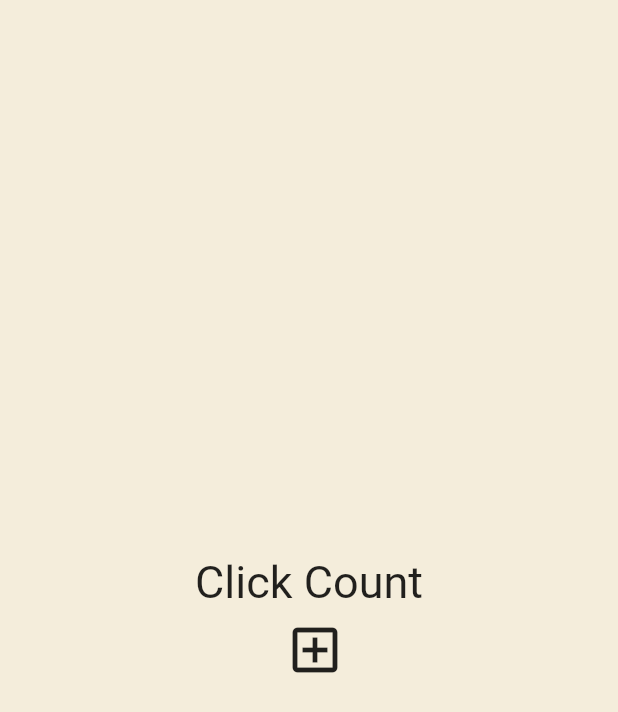
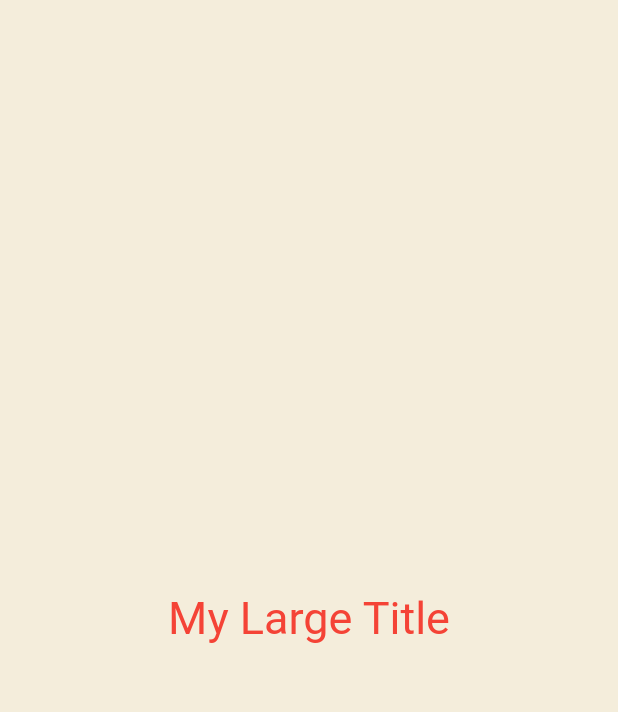
Before and after one commit to seong9566/Webtoon, a Flutter app: the screen it shows after launch, on a phone screen of 412 x 824 dp. Shown: the top 712 px of the screen. Run offline on Flutter 3.47's test engine with Material 2 defaults, Android fonts, the phone set to English and light mode, and no system bars.

Commit message:
buildcontext , theme 설정해보기

```diff
--- a/lib/main.dart
+++ b/lib/main.dart
@@ -22,6 +22,12 @@ class _MyAppState extends State<MyApp> {
   @override
   Widget build(BuildContext context) {
     return MaterialApp(
+      theme: ThemeData(
+        textTheme: TextTheme(
+            titleLarge: TextStyle(
+          color: Colors.red,
+        )),
+      ),
       debugShowCheckedModeBanner: false,
       home: Scaffold(
         backgroundColor: Color(0xFFF4EDDB),
@@ -29,27 +35,7 @@ class _MyAppState extends State<MyApp> {
           child: Column(
             mainAxisAlignment: MainAxisAlignment.center,
             children: [
-              Text(
-                "Click Count",
-                style: TextStyle(fontSize: 30),
-              ),
-              for (var n in number)
-                Text(
-                  "$n",
-                  style: TextStyle(
-                    fontSize: 20,
-                    fontWeight: FontWeight.w600,
-                  ),
-                ),
-              IconButton(
-                onPressed: () {
-                  onClicked();
-                },
-                icon: Icon(
-                  Icons.add_box_outlined,
-                  size: 40,
-                ),
-              ),
+              MyLargeTitle(),
             ],
           ),
         ),
@@ -57,3 +43,25 @@ class _MyAppState extends State<MyApp> {
     );
   }
 }
+
+class MyLargeTitle extends StatefulWidget {
+  const MyLargeTitle({
+    Key? key,
+  }) : super(key: key);
+
+  @override
+  State<MyLargeTitle> createState() => _MyLargeTitleState();
+}
+
+class _MyLargeTitleState extends State<MyLargeTitle> {
+  @override
+  Widget build(BuildContext context) {
+    return Text(
+      "My Large Title",
+      style: TextStyle(
+        fontSize: 30,
+        color: Theme.of(context).textTheme.titleLarge!.color,
+      ),
+    );
+  }
+}
```
